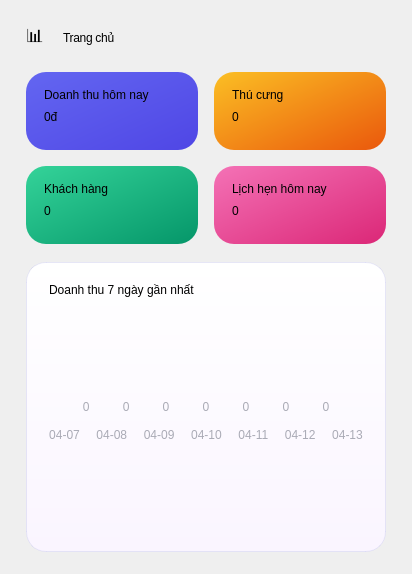
This is ui/dashboard.ui in thaieaut-engineer/LTUD_Python_Nhom_18 as Qt 5 draws it before an edit. The edited form follows.
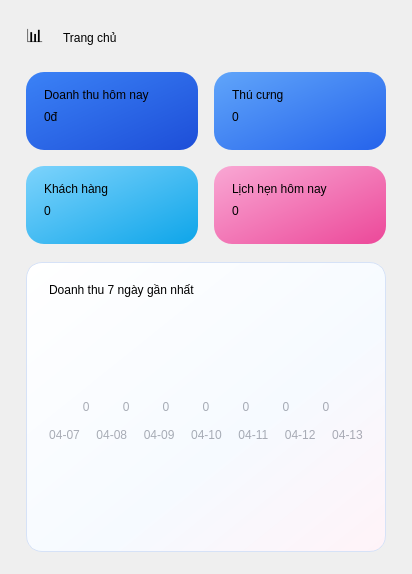
This is the edited form.

Commit message: update giao diện đẹp hơn có background

Patch:
```diff
--- a/ui/dashboard.ui
+++ b/ui/dashboard.ui
@@ -3,34 +3,33 @@
  <class>DashboardPage</class>
  <widget class="QWidget" name="DashboardPage">
   <property name="styleSheet">
-   <string notr="true">QLabel#PageTitle{font: 800 17pt "Segoe UI"; letter-spacing: -0.3px;}
-QFrame#Card{
-background: qlineargradient(x1:0, y1:0, x2:0, y2:1, stop:0 #ffffff, stop:1 #faf5ff);
-border: 1px solid rgba(99,102,241,0.12);
-border-radius: 20px;
+   <string notr="true">QFrame#Card{
+background: qlineargradient(x1:0, y1:0, x2:1, y2:1, stop:0 #FFFFFF, stop:0.6 #F6FAFF, stop:1 #FFF3F8);
+border: 1px solid #D6E2F7;
+border-radius: 16px;
 }
 QFrame#StatBlue{
-background: qlineargradient(x1:0, y1:0, x2:1, y2:1, stop:0 #6366f1, stop:1 #4f46e5);
-border-radius: 20px;
+background: qlineargradient(x1:0, y1:0, x2:1, y2:1, stop:0 #3B82F6, stop:1 #1D4ED8);
+border-radius: 18px;
 border: none;
 }
 QFrame#StatOrange{
-background: qlineargradient(x1:0, y1:0, x2:1, y2:1, stop:0 #fbbf24, stop:1 #ea580c);
-border-radius: 20px;
+background: qlineargradient(x1:0, y1:0, x2:1, y2:1, stop:0 #60A5FA, stop:1 #2563EB);
+border-radius: 18px;
 border: none;
 }
 QFrame#StatGreen{
-background: qlineargradient(x1:0, y1:0, x2:1, y2:1, stop:0 #34d399, stop:1 #059669);
-border-radius: 20px;
+background: qlineargradient(x1:0, y1:0, x2:1, y2:1, stop:0 #7DD3FC, stop:1 #0EA5E9);
+border-radius: 18px;
 border: none;
 }
 QFrame#StatPink{
-background: qlineargradient(x1:0, y1:0, x2:1, y2:1, stop:0 #f472b6, stop:1 #db2777);
-border-radius: 20px;
+background: qlineargradient(x1:0, y1:0, x2:1, y2:1, stop:0 #F9A8D4, stop:1 #EC4899);
+border-radius: 18px;
 border: none;
 }
-QLabel#StatTitle{color: rgba(255,255,255,0.92); font: 700 9pt "Segoe UI";}
-QLabel#StatValue{color: white; font: 900 20pt "Segoe UI"; letter-spacing: -0.5px;}</string>
+QLabel#StatTitle{color: rgba(255,255,255,0.94); font: 700 9pt "Segoe UI"; background: transparent;}
+QLabel#StatValue{color: #FFFFFF; font: 900 20pt "Segoe UI"; letter-spacing: -0.5px; background: transparent;}</string>
   </property>
   <layout class="QVBoxLayout" name="verticalLayout">
    <property name="leftMargin">
```
The commit also changes 11 other files.
